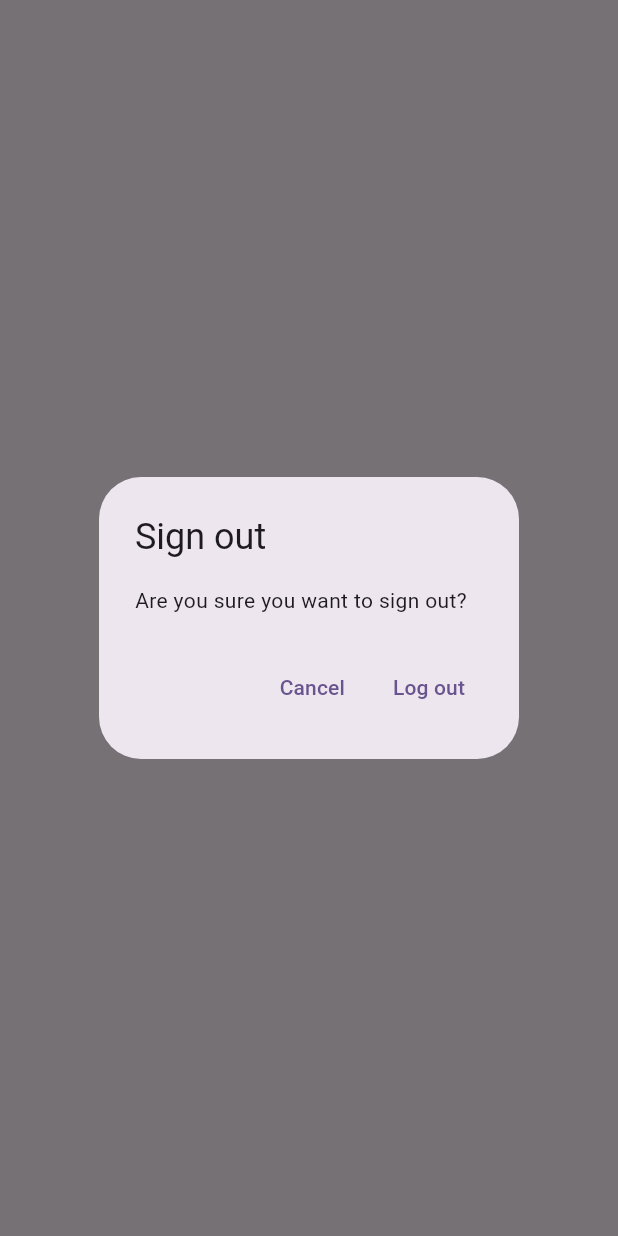
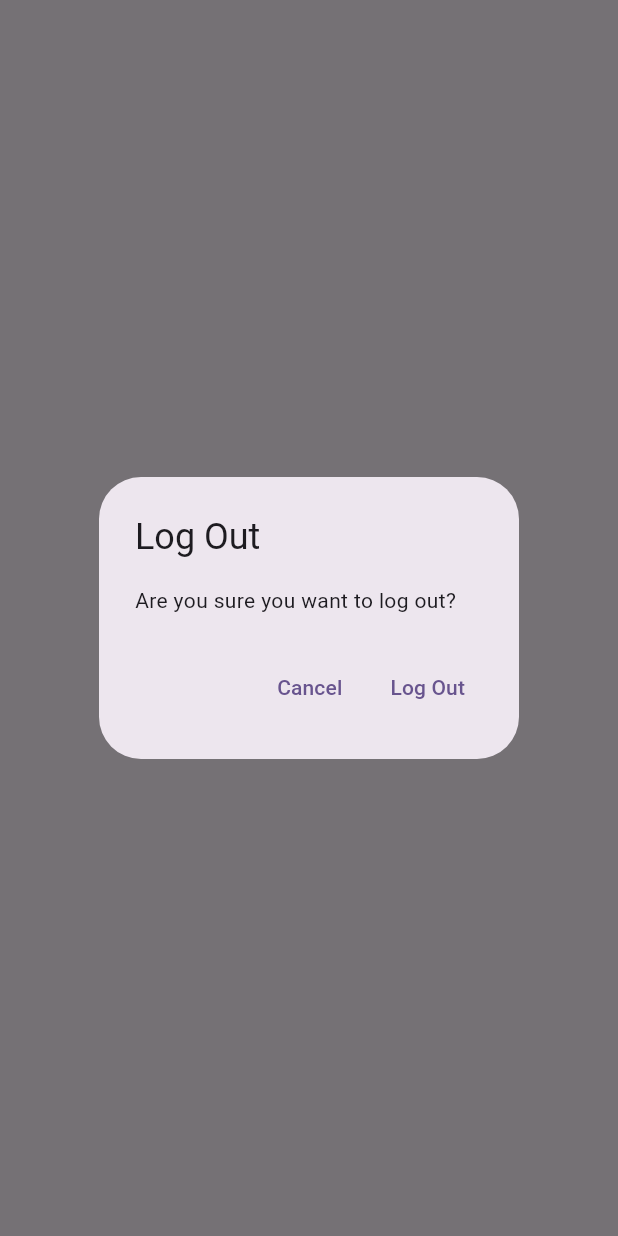
Before and after one commit to kemranaliew/newnotes, a Flutter app: what showLogOutDialog() shows on an empty page, opened directly, on a phone screen of 412 x 824 dp. Run offline on Flutter 3.47's test engine with Material 3 defaults, Android fonts, the light colour scheme and no system bars; our stand-ins replace firebase_auth, firebase_core, sqflite; accounts and stored records are empty; network calls fail.

Commit message:
update 16: dialogs generated and made a delete button on Notes List

```diff
--- /dev/null
+++ b/lib/utilities/dialogs/generic_dialog.dart
@@ -0,0 +1,30 @@
+import 'package:flutter/material.dart';
+
+typedef DialogOptionBuilder<T> = Map<String, T?> Function();
+
+Future<T?> showGenericDialog<T>({
+  required BuildContext context,
+  required String title,
+  required String content,
+  required DialogOptionBuilder<T> optionsBuilder,
+}) {
+  final options = optionsBuilder();
+  return showDialog<T>(
+    context: context,
+    builder: (context) {
+      return AlertDialog(
+        title: Text(title),
+        content: Text(content),
+        actions: options.keys.map((optionTitle) {
+          final value = options[optionTitle];
+          return TextButton(
+            onPressed: () {
+              Navigator.of(context).pop(value);
+            },
+            child: Text(optionTitle),
+          );
+        }).toList(),
+      );
+    },
+  );
+}
--- /dev/null
+++ b/lib/utilities/dialogs/logout_dialog.dart
@@ -0,0 +1,16 @@
+import 'package:flutter/material.dart';
+import 'package:lokalektinger/utilities/dialogs/generic_dialog.dart';
+
+Future<bool> showLogOutDialog(BuildContext context) {
+  return showGenericDialog<bool>(
+    context: context,
+    title: "Log Out",
+    content: "Are you sure you want to log out?",
+    optionsBuilder: () => {
+      "Cancel": false,
+      "Log Out": true,
+    },
+  ).then(
+    (value) => value ?? false,
+  );
+}
--- a/lib/views/login_view.dart
+++ b/lib/views/login_view.dart
@@ -4,7 +4,8 @@ import 'package:lokalektinger/services/auth/auth_exceptions.dart';
 import 'package:lokalektinger/services/auth/auth_service.dart';
 import 'dart:developer' as devtools show log;
 
-import 'package:lokalektinger/utilities/show_error_dialog.dart';
+import 'package:lokalektinger/utilities/dialogs/error_dialog.dart';
+
 
 class LoginView extends StatefulWidget {
   const LoginView({super.key});
--- a/lib/views/notes/notes_view.dart
+++ b/lib/views/notes/notes_view.dart
@@ -3,6 +3,8 @@ import 'package:lokalektinger/constants/routes.dart';
 import 'package:lokalektinger/enums/menu_action.dart';
 import 'package:lokalektinger/services/auth/auth_service.dart';
 import 'package:lokalektinger/services/crud/notes_service.dart';
+import 'package:lokalektinger/utilities/dialogs/logout_dialog.dart';
+import 'package:lokalektinger/views/notes/notes_list_view.dart';
 
 class NotesView extends StatefulWidget {
   const NotesView({super.key});
@@ -18,14 +20,7 @@ class _NotesViewState extends State<NotesView> {
   @override
   void initState() {
     _notesService = NotesService();
-    _notesService.open();
     super.initState();
-  }
-
-  @override
-  void dispose() {
-    _notesService.close();
-    super.dispose();
   }
 
   @override
@@ -76,7 +71,17 @@ class _NotesViewState extends State<NotesView> {
                   switch (snapshot.connectionState) {
                     case ConnectionState.waiting:
                     case ConnectionState.active:
-                      return const Text("Waiting for all notes...");
+                      if (snapshot.hasData) {
+                        final allNotes = snapshot.data as List<DatabaseNote>;
+                        return NotesListView(
+                          notes: allNotes,
+                          onDeleteNote: (note) async {
+                            await _notesService.deleteNote(id: note.id);
+                          },
+                        );
+                      } else {
+                        return const CircularProgressIndicator();
+                      }
 
                     default:
                       return const CircularProgressIndicator();
@@ -92,25 +97,3 @@ class _NotesViewState extends State<NotesView> {
     );
   }
 }
-
-Future<bool> showLogOutDialog(BuildContext context) {
-  return showDialog<bool>(
-      context: context,
-      builder: (context) {
-        return AlertDialog(
-            title: const Text("Sign out"),
-            content: const Text("Are you sure you want to sign out?"),
-            actions: [
-              TextButton(
-                  onPressed: () {
-                    Navigator.of(context).pop(false);
-                  },
-                  child: const Text("Cancel")),
-              TextButton(
-                  onPressed: () {
-                    Navigator.of(context).pop(true);
-                  },
-                  child: const Text("Log out")),
-            ]);
-      }).then((value) => value ?? false);
-}
--- a/lib/views/register_view.dart
+++ b/lib/views/register_view.dart
@@ -2,7 +2,7 @@ import 'package:flutter/material.dart';
 import 'package:lokalektinger/constants/routes.dart';
 import 'package:lokalektinger/services/auth/auth_exceptions.dart';
 import 'package:lokalektinger/services/auth/auth_service.dart';
-import 'package:lokalektinger/utilities/show_error_dialog.dart';
+import 'package:lokalektinger/utilities/dialogs/error_dialog.dart';
 
 class RegisterView extends StatefulWidget {
   const RegisterView({super.key});
```
Also changed, not shown: lib/services/crud/notes_service.dart (+8 -3 lines), lib/utilities/dialogs/delete_dialog.dart (added, +16 -0 lines), lib/utilities/dialogs/error_dialog.dart (added, +16 -0 lines), lib/utilities/show_error_dialog.dart (deleted, +0 -20 lines), lib/views/notes/notes_list_view.dart (added, +42 -0 lines).
